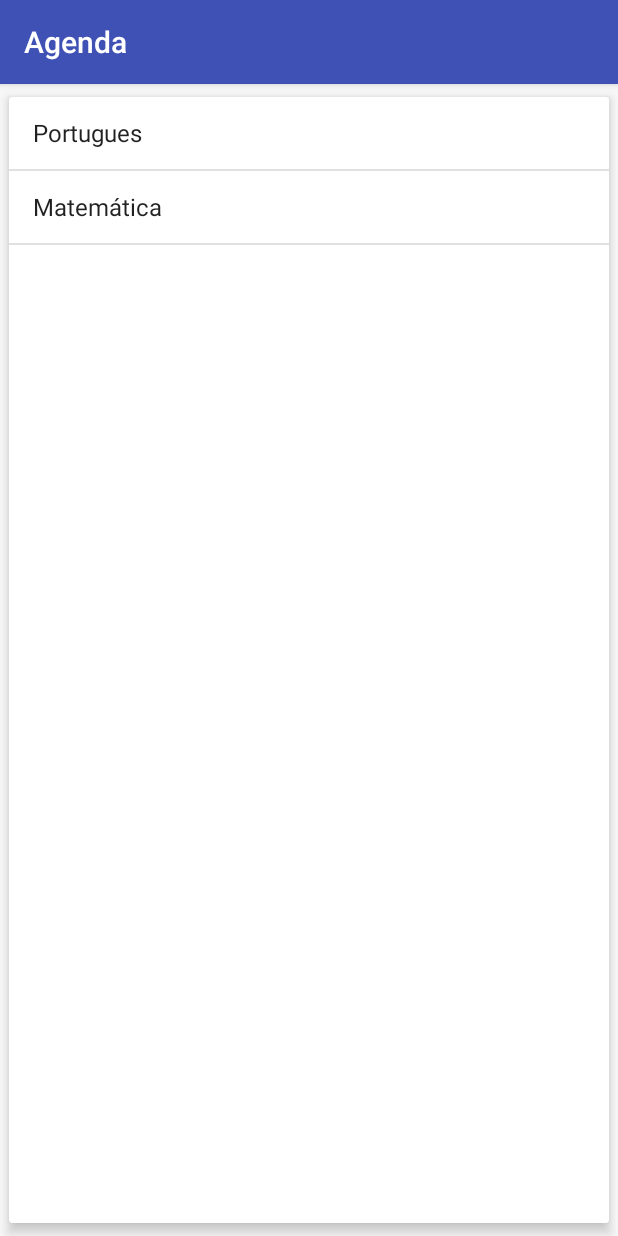
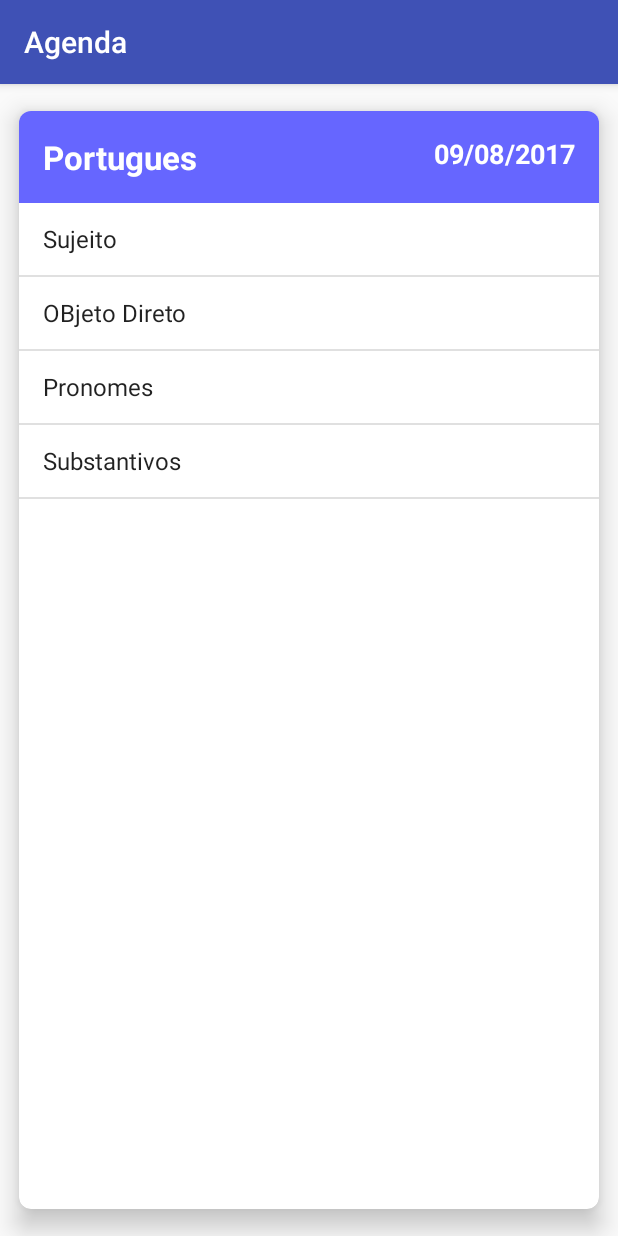
Before and after one commit to vinicius-ribeiro/alura-android, an Android app: the ProvasActivity screen opened directly, with no data from a screen before it, after a tap on "Portugues", on a phone screen of 412 x 824 dp. Run offline under Robolectric (Android 15) with nearby library versions, the phone set to English and light mode, and no system bars.

Commit message:
Android III - Aula 02

```diff
--- a/app/build.gradle
+++ b/app/build.gradle
@@ -24,8 +24,9 @@
     androidTestCompile('com.android.support.test.espresso:espresso-core:2.2.2', {
         exclude group: 'com.android.support', module: 'support-annotations'
     })
+    compile 'com.android.support:cardview-v7:26.0.0-alpha1'
     compile 'com.android.support:appcompat-v7:26.+'
     compile 'com.android.support.constraint:constraint-layout:1.0.2'
+    compile 'com.android.support:cardview-v7:26.0.0-alpha1'
     testCompile 'junit:junit:4.12'
-    compile 'com.android.support:cardview-v7:26.0.0-alpha1'
 }
--- a/app/src/main/AndroidManifest.xml
+++ b/app/src/main/AndroidManifest.xml
@@ -38,7 +38,8 @@
             </intent-filter>
         </receiver>
 
-        <activity android:name=".ProvasActivity"></activity>
+        <activity android:name=".ProvasActivity" />
+        <activity android:name=".DetalhesProvaActivity"></activity>
     </application>
 
 </manifest>
--- /dev/null
+++ b/app/src/main/java/br/com/alura/agenda/DetalhesProvaActivity.java
@@ -0,0 +1,34 @@
+package br.com.alura.agenda;
+
+import android.content.Intent;
+import android.support.v7.app.AppCompatActivity;
+import android.os.Bundle;
+import android.view.View;
+import android.widget.ArrayAdapter;
+import android.widget.ListView;
+import android.widget.TextView;
+
+import br.com.alura.agenda.modelo.Prova;
+
+public class DetalhesProvaActivity extends AppCompatActivity {
+
+    @Override
+    protected void onCreate(Bundle savedInstanceState) {
+        super.onCreate(savedInstanceState);
+        setContentView(R.layout.activity_detalhes_prova);
+
+        Intent intent = getIntent();
+        Prova prova = (Prova) intent.getSerializableExtra("prova");
+
+        TextView materia = (TextView) findViewById(R.id.detalhes_prova_materia);
+        TextView data    = (TextView) findViewById(R.id.detalhes_prova_data);
+        ListView lista    = (ListView) findViewById(R.id.detalhes_prova_topicos);
+
+        materia.setText(prova.getMateria());
+        data.setText(prova.getDate());
+
+        ArrayAdapter<String> adapter = new ArrayAdapter<String>(this, android.R.layout.simple_list_item_1, prova.getTopicos());
+        lista.setAdapter(adapter);
+
+    }
+}
--- a/app/src/main/java/br/com/alura/agenda/ProvasActivity.java
+++ b/app/src/main/java/br/com/alura/agenda/ProvasActivity.java
@@ -1,5 +1,6 @@
 package br.com.alura.agenda;
 
+import android.content.Intent;
 import android.os.Bundle;
 import android.support.v7.app.AppCompatActivity;
 import android.view.View;
@@ -38,6 +39,11 @@
             public void onItemClick(AdapterView<?> parent, View view, int position, long id) {
                 Prova prova = (Prova) parent.getItemAtPosition(position);
                 Toast.makeText(ProvasActivity.this, "Clicou na prova de " + prova, Toast.LENGTH_SHORT).show();
+
+                Intent vaiParaDetalhes = new Intent(ProvasActivity.this, DetalhesProvaActivity.class);
+
+                vaiParaDetalhes.putExtra("prova", prova);
+                startActivity(vaiParaDetalhes);
             }
         });
 
--- a/app/src/main/java/br/com/alura/agenda/modelo/Prova.java
+++ b/app/src/main/java/br/com/alura/agenda/modelo/Prova.java
@@ -1,12 +1,13 @@
 package br.com.alura.agenda.modelo;
 
+import java.io.Serializable;
 import java.util.List;
 
 /**
  * Created by Vinicius on 09/08/2017.
  */
 
-public class Prova {
+public class Prova implements Serializable {
     private String materia;
     private String date;
     private List<String> topicos;
--- /dev/null
+++ b/app/src/main/res/layout/activity_detalhes_prova.xml
@@ -0,0 +1,50 @@
+<?xml version="1.0" encoding="utf-8"?>
+<android.support.v7.widget.CardView xmlns:android="http://schemas.android.com/apk/res/android"
+    android:layout_width="match_parent"
+    android:layout_height="match_parent"
+    xmlns:app="http://schemas.android.com/apk/res-auto"
+    app:cardCornerRadius="8dp"
+    app:cardElevation="10dp"
+    app:cardUseCompatPadding="true">
+
+    <LinearLayout
+        android:layout_width="match_parent"
+        android:layout_height="match_parent"
+        android:orientation="vertical">
+
+    <RelativeLayout
+        android:layout_width="match_parent"
+        android:layout_height="wrap_content"
+        android:background="#6666FF">
+
+        <TextView
+            android:layout_width="wrap_content"
+            android:layout_height="wrap_content"
+            android:text="Materia"
+            android:layout_margin="16dp"
+            android:textColor="#FFFFFF"
+            android:textStyle="bold"
+            android:textSize="22sp"
+            android:id="@+id/detalhes_prova_materia"/>
+
+        <TextView
+            android:layout_width="wrap_content"
+            android:layout_height="wrap_content"
+            android:text="Data"
+            android:layout_margin="16dp"
+            android:textColor="#FFFFFF"
+            android:textStyle="bold"
+            android:textSize="18sp"
+            android:layout_alignParentRight="true"
+            android:id="@+id/detalhes_prova_data"/>
+
+    </RelativeLayout>
+
+    <ListView
+        android:layout_width="match_parent"
+        android:layout_height="match_parent"
+        android:id="@+id/detalhes_prova_topicos"/>
+
+    </LinearLayout>
+
+</android.support.v7.widget.CardView>
```
